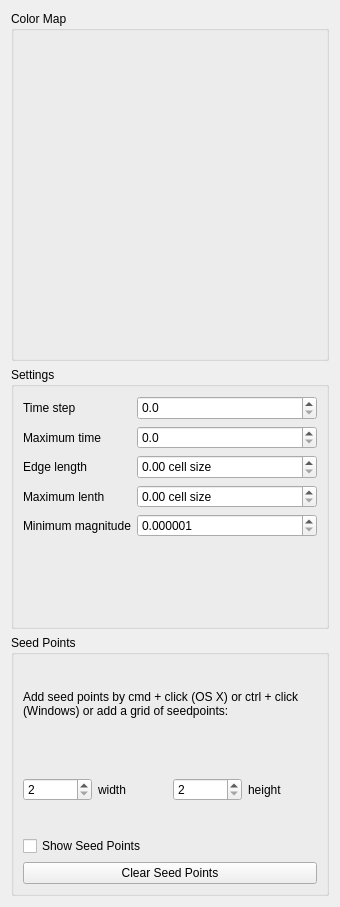
The window that smoke/view/streamlinestab.ui (bvanloon/Scientific-Visualization) describes before a commit, drawn with Qt 5.
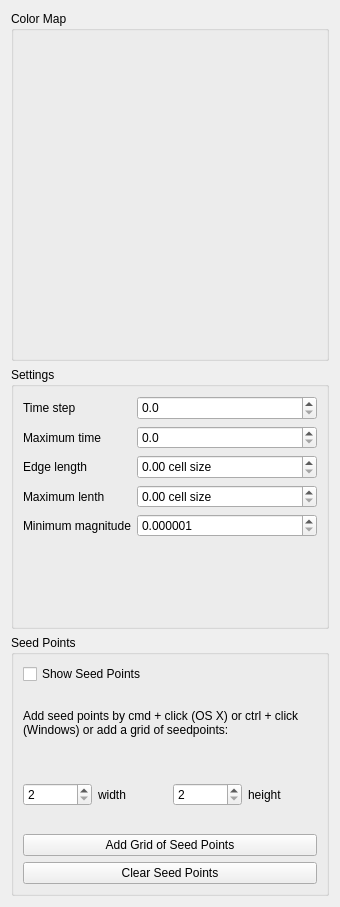
The same window after the commit. Custom widgets are drawn as their Qt base class.

Commit message: Add a button to send the grid with seedpoints.

Patch:
```diff
--- a/smoke/view/streamlinestab.ui
+++ b/smoke/view/streamlinestab.ui
@@ -186,6 +186,13 @@
       <string>Seed Points</string>
      </property>
      <layout class="QVBoxLayout" name="verticalLayout_5">
+      <item>
+       <widget class="QCheckBox" name="showSeedPoinsCheckBox">
+        <property name="text">
+         <string>Show Seed Points</string>
+        </property>
+       </widget>
+      </item>
       <item>
        <widget class="QLabel" name="seedPointsExplanationLabel">
         <property name="text">
@@ -241,9 +248,9 @@
        </layout>
       </item>
       <item>
-       <widget class="QCheckBox" name="showSeedPoinsCheckBox">
+       <widget class="QPushButton" name="addGridSeedPointsButton">
         <property name="text">
-         <string>Show Seed Points</string>
+         <string>Add Grid of Seed Points</string>
         </property>
        </widget>
       </item>
```
The commit also changes 2 other files.
